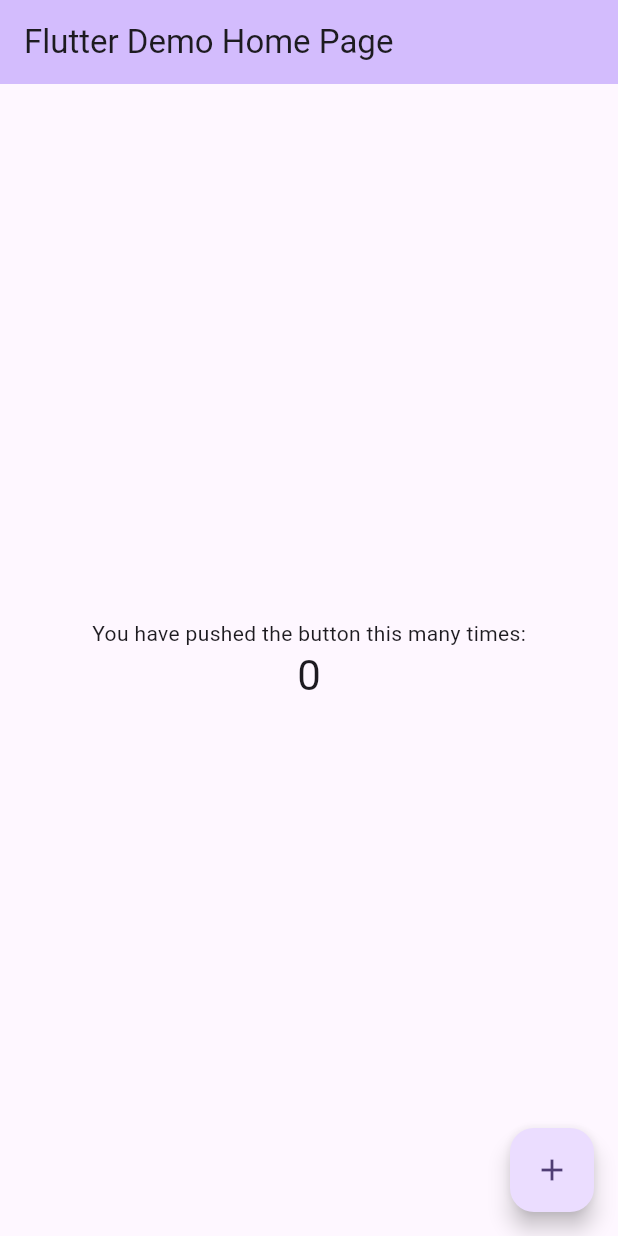
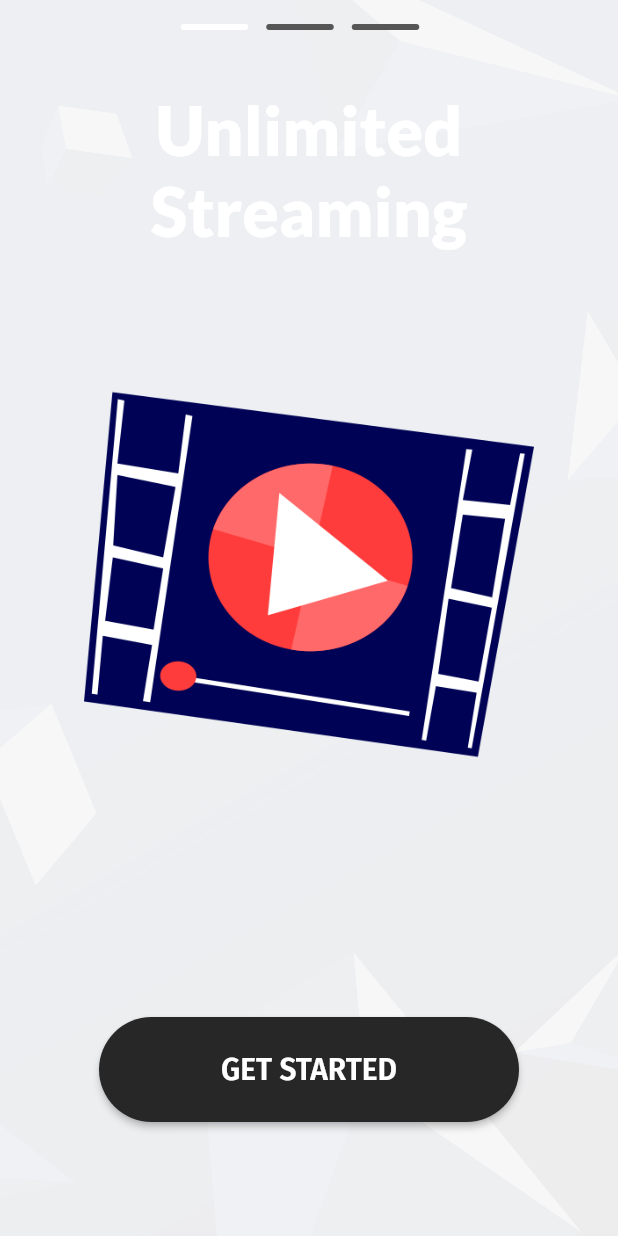
Before and after one commit to Mufiidz/pilema6, a Flutter app: the screen it shows after launch, on a phone screen of 412 x 824 dp. Run offline on Flutter 3.47's test engine with Material 2 defaults, Android fonts, the phone set to English and light mode, and no system bars; our stand-ins replace google_fonts.

Commit message:
Add finished onboarding screen

```diff
--- /dev/null
+++ b/lib/data/onboard_data.dart
@@ -0,0 +1,18 @@
+import 'package:pilema6/res/pilem_image.dart';
+
+import '../models/onboard.dart';
+
+final List<Onboard> onboardData = [
+  Onboard(
+    title: 'Unlimited Streaming',
+    image: PilemImage.playImage,
+  ),
+  Onboard(
+    title: 'Watch anywhere and anytime',
+    image: PilemImage.cinema,
+  ),
+  Onboard(
+    title: 'Enjoy all the videos there!',
+    image: PilemImage.entertainment,
+  ),
+];
--- a/lib/main.dart
+++ b/lib/main.dart
@@ -1,125 +1,11 @@
 import 'package:flutter/material.dart';
 
+import './screens/onboarding/onboarding_screen.dart';
+
 void main() {
-  runApp(const MyApp());
+  runApp(
+    const MaterialApp(
+      home: OnBoardingScreen(),
+    ),
+  );
 }
-
-class MyApp extends StatelessWidget {
-  const MyApp({super.key});
-
-  // This widget is the root of your application.
-  @override
-  Widget build(BuildContext context) {
-    return MaterialApp(
-      title: 'Flutter Demo',
-      theme: ThemeData(
-        // This is the theme of your application.
-        //
-        // TRY THIS: Try running your application with "flutter run". You'll see
-        // the application has a blue toolbar. Then, without quitting the app,
-        // try changing the seedColor in the colorScheme below to Colors.green
-        // and then invoke "hot reload" (save your changes or press the "hot
-        // reload" button in a Flutter-supported IDE, or press "r" if you used
-        // the command line to start the app).
-        //
-        // Notice that the counter didn't reset back to zero; the application
-        // state is not lost during the reload. To reset the state, use hot
-        // restart instead.
-        //
-        // This works for code too, not just values: Most code changes can be
-        // tested with just a hot reload.
-        colorScheme: ColorScheme.fromSeed(seedColor: Colors.deepPurple),
-        useMaterial3: true,
-      ),
-      home: const MyHomePage(title: 'Flutter Demo Home Page'),
-    );
-  }
-}
-
-class MyHomePage extends StatefulWidget {
-  const MyHomePage({super.key, required this.title});
-
-  // This widget is the home page of your application. It is stateful, meaning
-  // that it has a State object (defined below) that contains fields that affect
-  // how it looks.
-
-  // This class is the configuration for the state. It holds the values (in this
-  // case the title) provided by the parent (in this case the App widget) and
-  // used by the build method of the State. Fields in a Widget subclass are
-  // always marked "final".
-
-  final String title;
-
-  @override
-  State<MyHomePage> createState() => _MyHomePageState();
-}
-
-class _MyHomePageState extends State<MyHomePage> {
-  int _counter = 0;
-
-  void _incrementCounter() {
-    setState(() {
-      // This call to setState tells the Flutter framework that something has
-      // changed in this State, which causes it to rerun the build method below
-      // so that the display can reflect the updated values. If we changed
-      // _counter without calling setState(), then the build method would not be
-      // called again, and so nothing would appear to happen.
-      _counter++;
-    });
-  }
-
-  @override
-  Widget build(BuildContext context) {
-    // This method is rerun every time setState is called, for instance as done
-    // by the _incrementCounter method above.
-    //
-    // The Flutter framework has been optimized to make rerunning build methods
-    // fast, so that you can just rebuild anything that needs updating rather
-    // than having to individually change instances of widgets.
-    return Scaffold(
-      appBar: AppBar(
-        // TRY THIS: Try changing the color here to a specific color (to
-        // Colors.amber, perhaps?) and trigger a hot reload to see the AppBar
-        // change color while the other colors stay the same.
-        backgroundColor: Theme.of(context).colorScheme.inversePrimary,
-        // Here we take the value from the MyHomePage object that was created by
-        // the App.build method, and use it to set our appbar title.
-        title: Text(widget.title),
-      ),
-      body: Center(
-        // Center is a layout widget. It takes a single child and positions it
-        // in the middle of the parent.
-        child: Column(
-          // Column is also a layout widget. It takes a list of children and
-          // arranges them vertically. By default, it sizes itself to fit its
-          // children horizontally, and tries to be as tall as its parent.
-          //
-          // Column has various properties to control how it sizes itself and
-          // how it positions its children. Here we use mainAxisAlignment to
-          // center the children vertically; the main axis here is the vertical
-          // axis because Columns are vertical (the cross axis would be
-          // horizontal).
-          //
-          // TRY THIS: Invoke "debug painting" (choose the "Toggle Debug Paint"
-          // action in the IDE, or press "p" in the console), to see the
-          // wireframe for each widget.
-          mainAxisAlignment: MainAxisAlignment.center,
-          children: <Widget>[
-            const Text(
-              'You have pushed the button this many times:',
-            ),
-            Text(
-              '$_counter',
-              style: Theme.of(context).textTheme.headlineMedium,
-            ),
-          ],
-        ),
-      ),
-      floatingActionButton: FloatingActionButton(
-        onPressed: _incrementCounter,
-        tooltip: 'Increment',
-        child: const Icon(Icons.add),
-      ), // This trailing comma makes auto-formatting nicer for build methods.
-    );
-  }
-}
--- /dev/null
+++ b/lib/models/onboard.dart
@@ -0,0 +1,8 @@
+class Onboard {
+  final String title, image;
+
+  Onboard({
+   required this.title,
+   required this.image,
+  });
+}
--- /dev/null
+++ b/lib/res/export_res.dart
@@ -0,0 +1,4 @@
+export 'pilem_color.dart';
+export 'pilem_image.dart';
+export 'pilem_icon.dart';
+export 'pilem_textstyle.dart';
--- /dev/null
+++ b/lib/res/pilem_color.dart
@@ -0,0 +1,7 @@
+import 'package:flutter/material.dart';
+
+class PilemColor {
+  static const bgColor = Color(0xFF0a0a0a);
+
+  static const buttonColor = Color(0xFF272727);
+}
--- /dev/null
+++ b/lib/res/pilem_icon.dart
@@ -0,0 +1,4 @@
+class PilemIcon {
+  static const angleRightIcon = 'assets/icons/angle-right.svg';
+  static const playIcon = 'assets/icons/play.svg';
+}
--- /dev/null
+++ b/lib/res/pilem_image.dart
@@ -0,0 +1,6 @@
+class PilemImage {
+  static const cinema = 'assets/images/cinema.png';
+  static const entertainment = 'assets/images/entertainment.png';
+  static const playImage = 'assets/images/play.png';
+  static const bgOnboard = 'assets/images/bg_onboard.jpg';
+}
--- /dev/null
+++ b/lib/res/pilem_textstyle.dart
@@ -0,0 +1,31 @@
+import 'package:flutter/material.dart';
+import 'package:google_fonts/google_fonts.dart';
+
+class PilemTextStyle {
+  static TextStyle normal = const TextStyle(
+    color: Colors.white,
+    fontSize: 14,
+    fontWeight: FontWeight.normal,
+  );
+
+  static TextStyle medium = const TextStyle(
+    color: Colors.white,
+    fontSize: 20,
+    fontWeight: FontWeight.w400,
+  );
+
+  static TextStyle title = const TextStyle(
+    color: Colors.white,
+    fontSize: 45,
+    fontWeight: FontWeight.w800,
+  );
+}
+
+extension TextStyleExt on TextStyle {
+  TextStyle get bold => copyWith(fontWeight: FontWeight.w600);
+
+  TextStyle get lato => GoogleFonts.lato(textStyle: this);
+  TextStyle get firaSans => GoogleFonts.firaSans(textStyle: this);
+  TextStyle get firaSansBold => firaSans.bold;
+  TextStyle get latoBold => lato.bold;
+}
--- /dev/null
+++ b/lib/screens/onboarding/components/onboard_content.dart
@@ -0,0 +1,32 @@
+import 'package:flutter/material.dart';
+
+import 'package:pilema6/res/export_res.dart';
+
+class OnboardContent extends StatelessWidget {
+  const OnboardContent({
+    super.key,
+    required this.title,
+    required this.image,
+  });
+
+  final String title, image;
+
+  @override
+  Widget build(BuildContext context) {
+    return Column(
+      children: [
+        Text(
+          title,
+          textAlign: TextAlign.center,
+          style: PilemTextStyle.title.lato,
+        ),
+        const SizedBox(height: 40),
+        Image.asset(
+          image,
+          width: 300.0,
+          height: 350.0,
+        ),
+      ],
+    );
+  }
+}
--- /dev/null
+++ b/lib/screens/onboarding/components/onboard_indicator.dart
@@ -0,0 +1,25 @@
+import 'package:flutter/material.dart';
+
+class OnboardIndicator extends StatelessWidget {
+  const OnboardIndicator({
+    super.key,
+    this.isActive = false,
+  });
+
+  final bool isActive;
+
+  @override
+  Widget build(BuildContext context) {
+    return Padding(
+      padding: const EdgeInsets.only(right: 12.0),
+      child: Container(
+        width: 45,
+        height: 4,
+        decoration: BoxDecoration(
+          color: isActive ? Colors.white : const Color(0xFF565656),
+          borderRadius: BorderRadius.circular(8.0),
+        ),
+      ),
+    );
+  }
+}
--- /dev/null
+++ b/lib/screens/onboarding/onboarding_screen.dart
@@ -0,0 +1,107 @@
+import 'package:flutter/material.dart';
+
+import '../../data/onboard_data.dart';
+import '../../res/export_res.dart';
+
+import 'components/onboard_content.dart';
+import 'components/onboard_indicator.dart';
+
+class OnBoardingScreen extends StatefulWidget {
+  const OnBoardingScreen({super.key});
+
+  @override
+  State<OnBoardingScreen> createState() => _OnBoardingScreenState();
+}
+
+class _OnBoardingScreenState extends State<OnBoardingScreen> {
+  late PageController _pageController;
+  int _pageIndex = 0;
+
+  @override
+  void initState() {
+    super.initState();
+    _pageController = PageController(initialPage: 0);
+  }
+
+  @override
+  void dispose() {
+    super.dispose();
+    _pageController.dispose();
+  }
+
+  @override
+  Widget build(BuildContext context) {
+    return Container(
+      decoration: BoxDecoration(
+        image: DecorationImage(
+          image: const AssetImage(PilemImage.bgOnboard),
+          colorFilter: ColorFilter.mode(
+            PilemColor.bgColor.withOpacity(0.07),
+            BlendMode.dstATop,
+          ),
+          fit: BoxFit.cover,
+        ),
+      ),
+      child: Scaffold(
+        backgroundColor: Colors.transparent,
+        body: SafeArea(
+          child: Padding(
+            padding: const EdgeInsets.all(16.0),
+            child: Column(
+              mainAxisSize: MainAxisSize.min,
+              children: [
+                Row(
+                  mainAxisAlignment: MainAxisAlignment.center,
+                  children: [
+                    ...List.generate(
+                      onboardData.length,
+                      (index) => OnboardIndicator(
+                        isActive: index == _pageIndex,
+                      ),
+                    )
+                  ],
+                ),
+                const SizedBox(height: 40),
+                Expanded(
+                  child: PageView.builder(
+                    controller: _pageController,
+                    onPageChanged: (index) {
+                      setState(() {
+                        _pageIndex = index;
+                      });
+                    },
+                    itemBuilder: (context, index) => OnboardContent(
+                      title: onboardData[index].title,
+                      image: onboardData[index].image,
+                    ),
+                    itemCount: onboardData.length,
+                  ),
+                ),
+                Padding(
+                  padding: const EdgeInsets.only(bottom: 60.0),
+                  child: SizedBox(
+                    height: 70.0,
+                    width: 280,
+                    child: ElevatedButton(
+                      onPressed: () {},
+                      style: ElevatedButton.styleFrom(
+                        backgroundColor: PilemColor.buttonColor,
+                        shape: RoundedRectangleBorder(
+                          borderRadius: BorderRadius.circular(50.0),
+                        ),
+                      ),
+                      child: Text(
+                        'GET STARTED',
+                        style: PilemTextStyle.medium.firaSansBold,
+                      ),
+                    ),
+                  ),
+                ),
+              ],
+            ),
+          ),
+        ),
+      ),
+    );
+  }
+}
```
Also changed, not shown: pubspec.yaml (+10 -3 lines), assets/icons/angle-right.svg (added), assets/icons/play.svg (added), assets/images/bg_onboard.jpg (added), assets/images/cinema.png (added), assets/images/entertainment.png (added), assets/images/play.png (added), lib/screens/onboarding/bloc/test.dart (added), pubspec.lock, 7 other files.
